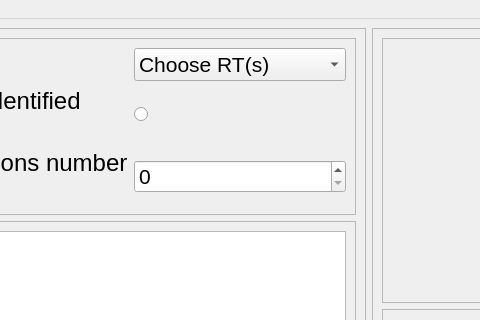
Before: the Qt Designer form Dataanalysis/dataanalysis.ui in yuanhonglun/GC-WTS, drawn with Qt 5; both pictures show x 163 to 643 and y 0 to 320 of the 1064 by 811 pixel window.
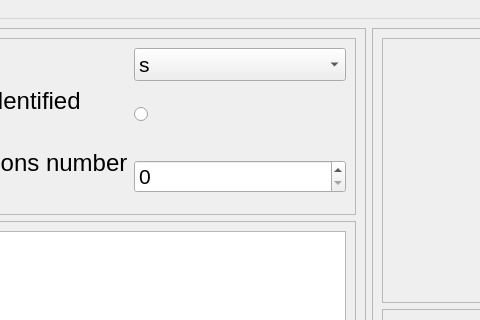
After: the same form once the commit is applied. Icons and pictures are not drawn.

What changed in the file:
```diff
--- a/Dataanalysis/dataanalysis.ui
+++ b/Dataanalysis/dataanalysis.ui
@@ -53,7 +53,7 @@
             </property>
             <item>
              <property name="text">
-              <string>Choose RT(s)</string>
+              <string>s</string>
              </property>
             </item>
             <item>
```
Left out of the diff: 11 changed lines with no effect on the pictures.
